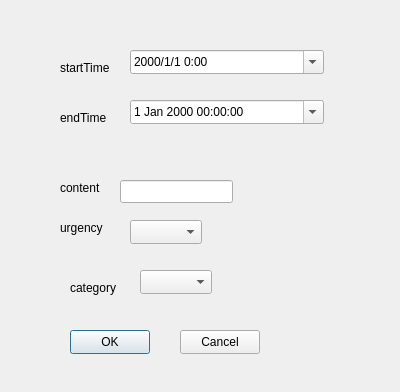
Phantom860/SMS1, file Addaffairdialog.ui: the form before one commit.
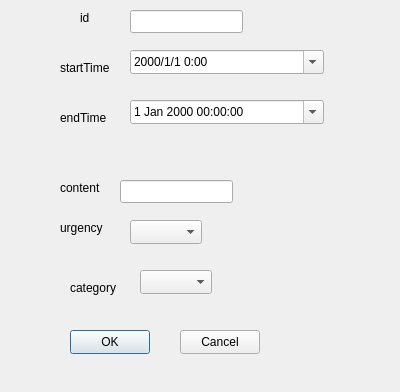
The form after the commit.

```diff
--- a/Addaffairdialog.ui
+++ b/Addaffairdialog.ui
@@ -163,6 +163,29 @@
     <string>Cancel</string>
    </property>
   </widget>
+  <widget class="QLineEdit" name="edit_id">
+   <property name="geometry">
+    <rect>
+     <x>130</x>
+     <y>10</y>
+     <width>113</width>
+     <height>23</height>
+    </rect>
+   </property>
+  </widget>
+  <widget class="QLabel" name="label_id">
+   <property name="geometry">
+    <rect>
+     <x>80</x>
+     <y>10</y>
+     <width>54</width>
+     <height>16</height>
+    </rect>
+   </property>
+   <property name="text">
+    <string>id</string>
+   </property>
+  </widget>
  </widget>
  <resources/>
  <connections/>
```
